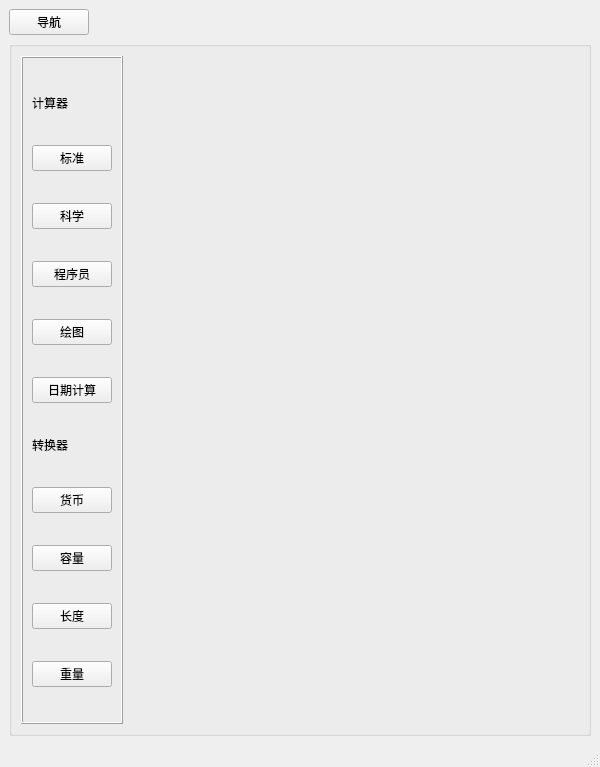
Hongxy-prodigal/Calculator, file mainwindow.ui: the form before one commit.
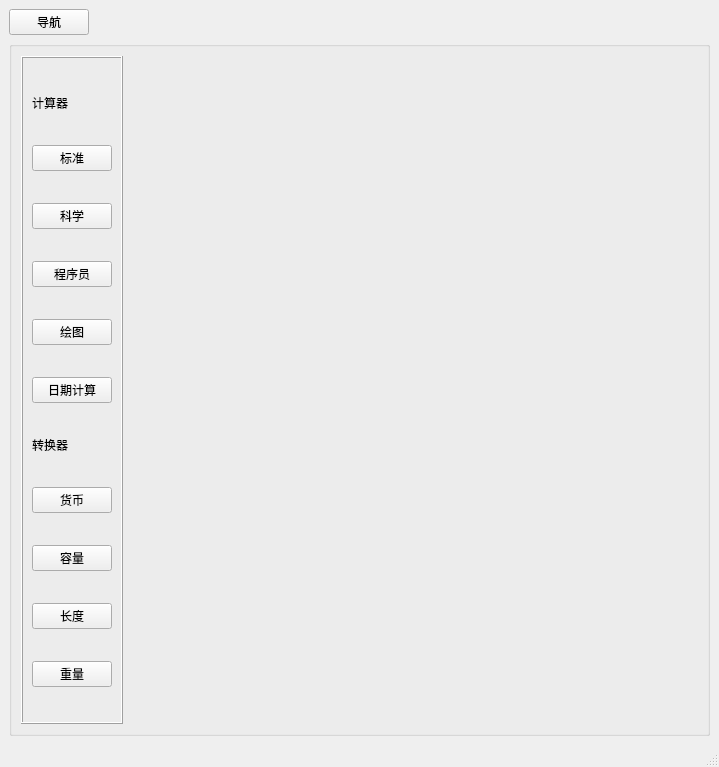
The form after the commit. Icons and pictures are not drawn.

```diff
--- a/mainwindow.ui
+++ b/mainwindow.ui
@@ -6,7 +6,7 @@
    <rect>
     <x>0</x>
     <y>0</y>
-    <width>600</width>
+    <width>719</width>
     <height>767</height>
    </rect>
   </property>
```
Left out of the diff: 2 changed lines with no effect on the pictures.
